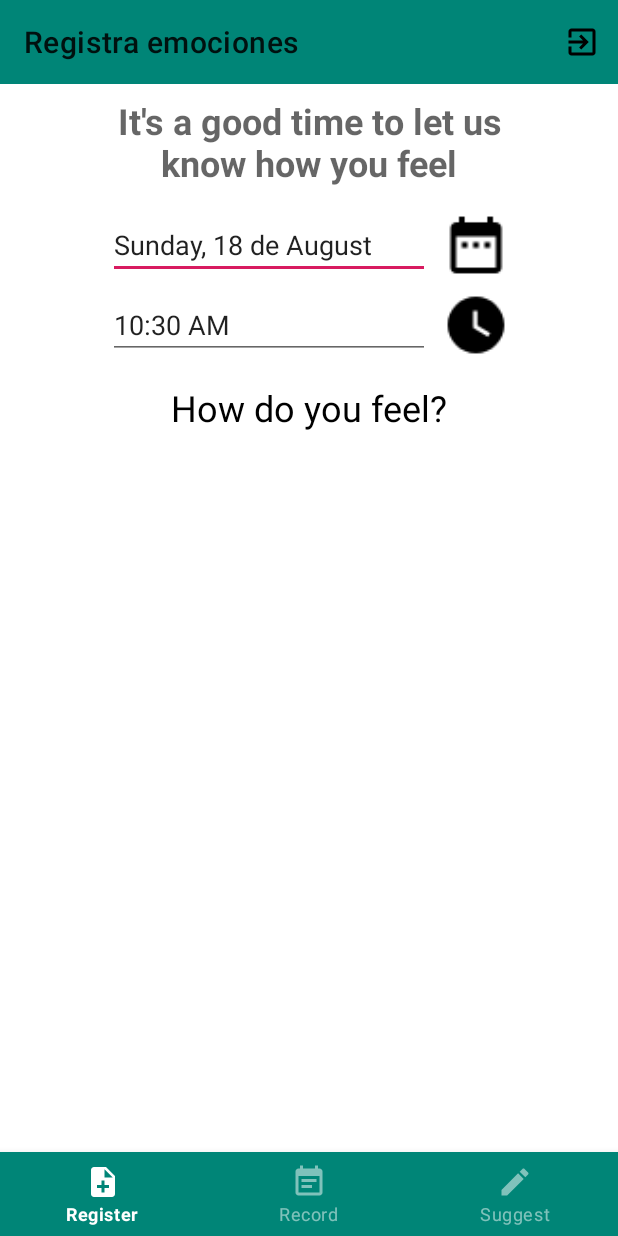
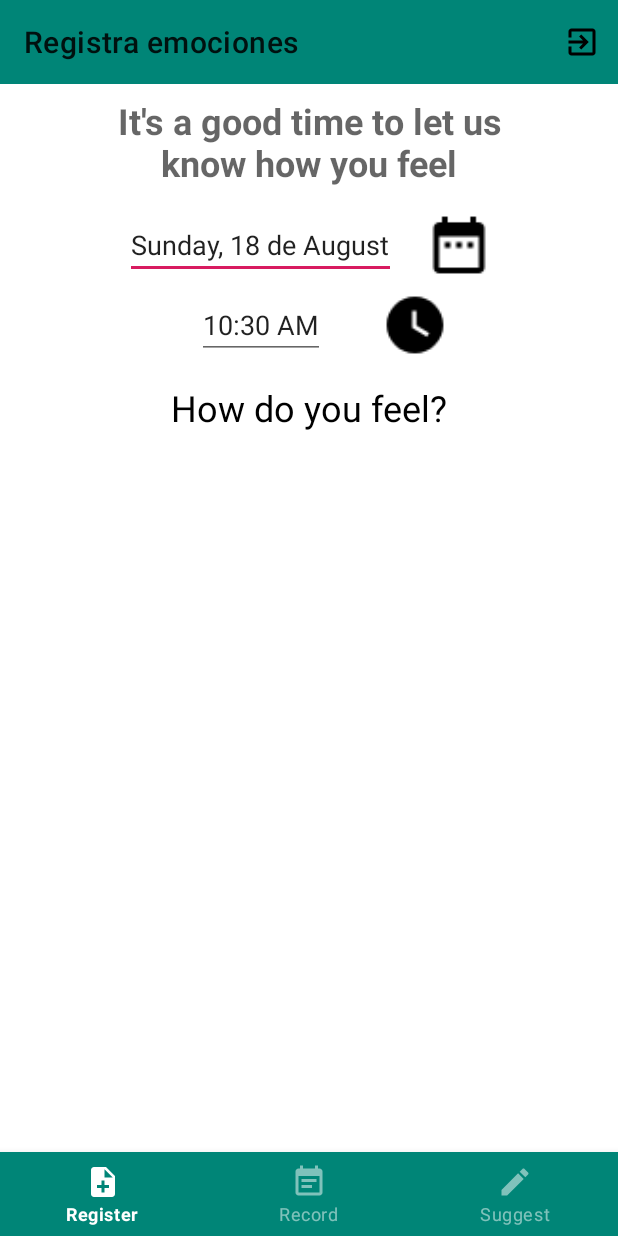
Before and after one commit to gorkymunoz/Mood-app, an Android app: the screen it shows after launch once a user with an empty profile is signed in (PrincipalActivity), on a phone screen of 412 x 824 dp. Run offline under Robolectric (Android 15) with nearby library versions, the phone set to English and light mode, and no system bars; our stand-ins replace Firebase (no records; nobody signed in at launch, a user with empty details on screens opened directly), navigation-ui; libraries missing offline, so code that uses them is left out: com.evernote.android; 1 statement that could not run was skipped.

Commit message:
hora con formato

```diff
--- a/Mood/app/src/main/java/com/example/moodapp/Views/RegistraEmocionFragment.kt
+++ b/Mood/app/src/main/java/com/example/moodapp/Views/RegistraEmocionFragment.kt
@@ -6,13 +6,11 @@ import android.app.DatePickerDialog
 import android.app.TimePickerDialog
 import android.os.Bundle
 import android.text.InputType
-import android.util.Log
 import androidx.fragment.app.Fragment
 import android.view.LayoutInflater
 import android.view.View
 import android.view.ViewGroup
 import android.widget.EditText
-import android.widget.TimePicker
 import com.bumptech.glide.Glide
 import com.example.moodapp.R
 import kotlinx.android.synthetic.main.fragment_registra_emocion.*
@@ -47,7 +45,11 @@ class RegistraEmocionFragment : Fragment(), View.OnClickListener {
 
     private fun mostrarDialogoHora(calendar: Calendar) {
         val timePicker = TimePickerDialog(context, TimePickerDialog.OnTimeSetListener{view,hora,minuto ->
-            horaRegistroEmocion.setText("$hora:$minuto")
+            calendar.set(Calendar.HOUR_OF_DAY,hora)
+            calendar.set(Calendar.MINUTE,minuto)
+            val horaEscogida = calendar.time
+            val horaFormato = darFormatoHora(horaEscogida)
+            horaRegistroEmocion.setText(horaFormato)
         },calendar.get(Calendar.HOUR_OF_DAY),calendar.get(Calendar.MINUTE),false)
         timePicker.show()
     }
@@ -101,9 +103,9 @@ class RegistraEmocionFragment : Fragment(), View.OnClickListener {
         return darFormatoHora(hora)
     }
 
+    @SuppressLint("SimpleDateFormat")
     private fun darFormatoHora(hora: Date): String {
-        val timeFormat = SimpleDateFormat("h:mm a").format(hora)
-        return timeFormat
+        return SimpleDateFormat("h:mm a").format(hora)
     }
 
     fun fechaActual(calendar: Calendar):String{
--- a/Mood/app/src/main/res/layout/fragment_registra_emocion.xml
+++ b/Mood/app/src/main/res/layout/fragment_registra_emocion.xml
@@ -15,7 +15,7 @@
             android:id="@+id/textView3" android:textColor="@color/colorDark" android:layout_marginBottom="8dp"
             app:layout_constraintBottom_toTopOf="@+id/fecha_registro_emocion"/>
 
-    <EditText android:layout_width="0dp" android:layout_height="wrap_content"
+    <EditText android:layout_width="wrap_content" android:layout_height="wrap_content"
               android:id="@+id/fecha_registro_emocion"
               android:inputType="none"
               android:text="13:12"
@@ -33,7 +33,7 @@
             app:layout_constraintStart_toEndOf="@+id/fecha_registro_emocion" android:layout_marginStart="8dp"
             android:layout_marginEnd="8dp"/>
 
-    <EditText android:layout_width="0dp" android:layout_height="wrap_content"
+    <EditText android:layout_width="wrap_content" android:layout_height="wrap_content"
               android:id="@+id/hora_registro_emocion"
               android:hint="12/12/19"
               android:inputType="none"
```
